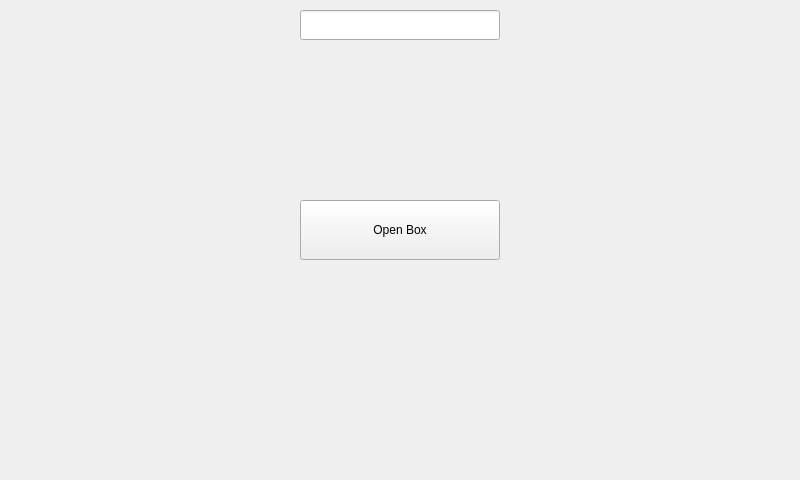
Before: the Qt Designer form touch_screen/ui/mainWindow.ui in hadiyah97/charlesUI, drawn with Qt 5.
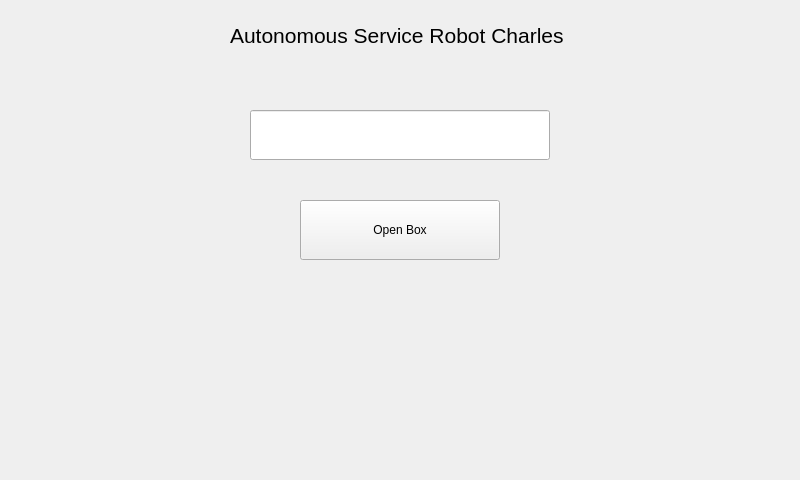
After: the same form once the commit is applied.

Patch:
```diff
--- a/touch_screen/ui/mainWindow.ui
+++ b/touch_screen/ui/mainWindow.ui
@@ -30,12 +30,30 @@
    <widget class="QLineEdit" name="time">
     <property name="geometry">
      <rect>
-      <x>300</x>
-      <y>10</y>
-      <width>200</width>
+      <x>250</x>
+      <y>110</y>
+      <width>300</width>
+      <height>50</height>
+     </rect>
+    </property>
+   </widget>
+   <widget class="QLabel" name="label">
+    <property name="geometry">
+     <rect>
+      <x>230</x>
+      <y>20</y>
+      <width>340</width>
       <height>30</height>
      </rect>
     </property>
+    <property name="font">
+     <font>
+      <pointsize>16</pointsize>
+     </font>
+    </property>
+    <property name="text">
+     <string>Autonomous Service Robot Charles</string>
+    </property>
    </widget>
   </widget>
  </widget>
```
